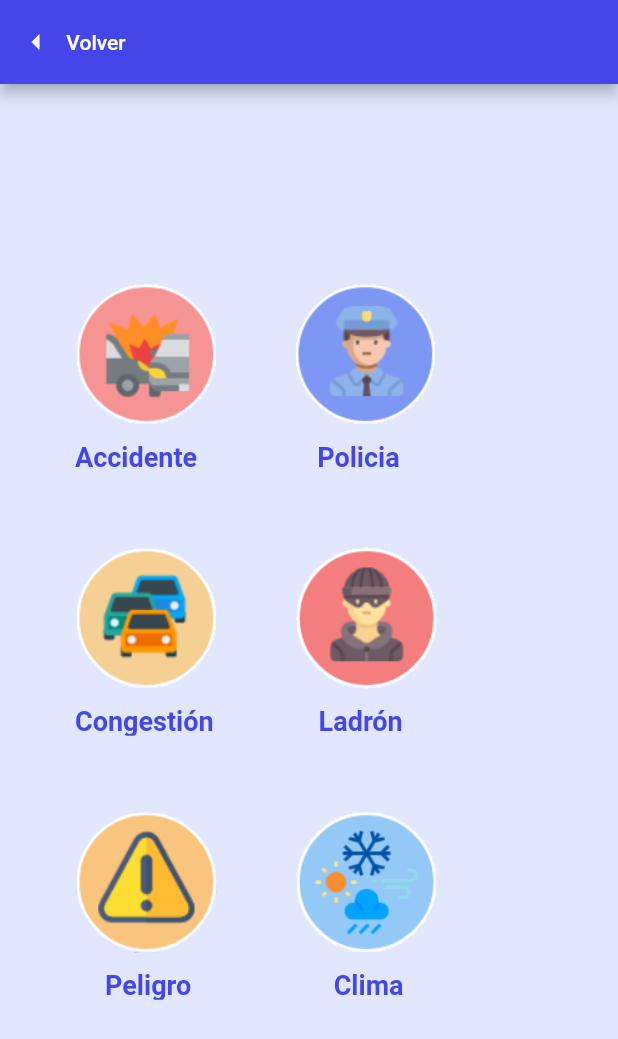
After one commit to TheareDelgado/PrototipoWaze, a Flutter app: the Alertas screen opened directly, on a phone screen of 412 x 824 dp. The commit adds this screen. Shown: the top 1039 px of the screen. Run offline on Flutter 3.47's test engine with Material 2 defaults, Android fonts, the phone set to English and light mode, and no system bars; our stand-ins replace google_maps_flutter; Roboto replaces fonts that are missing (Impact).

Commit message:
Revert "Revert "Merge branch 'main' of https://github.com/TheareDelgado/PrototipoWaze""
This reverts commit 254c6d61d63371b139b9c8035deb88b74d6cb9af.

```diff
--- /dev/null
+++ b/wazeprototipe/lib/alertas.dart
@@ -0,0 +1,208 @@
+import 'package:flutter/material.dart';
+import 'dart:async';
+import 'package:wazeprototipe/maps.dart';
+
+// ignore: use_key_in_widget_constructors
+class Alertas extends StatelessWidget {
+  static String id = 'alertas';
+
+  @override
+  Widget build(BuildContext context) {
+    return SafeArea(
+      child: Scaffold(
+        resizeToAvoidBottomInset: false,
+        backgroundColor: Color.fromRGBO(225, 231, 255, 1), //Color de Fondo
+        appBar: AppBar(
+          backgroundColor: Color.fromRGBO(68, 70, 233, 1),
+          automaticallyImplyLeading: false,
+          leadingWidth: 100,
+          leading: ElevatedButton.icon(
+            onPressed: () => Navigator.of(context).pop(),
+            icon: const Icon(Icons.arrow_left_sharp),
+            label: const Text('Volver'),
+            style: ElevatedButton.styleFrom(
+                elevation: 0, primary: Colors.transparent),
+          ),
+        ),
+
+        body: Center(
+          child: Column(mainAxisAlignment: MainAxisAlignment.center, children: [
+            SizedBox(
+              child: Row(
+                children: [
+                  SizedBox(
+                    width: 40.0,
+                  ),
+                  IconButton(
+                      icon: Image.asset('assets/images/accidente.png'),
+                      iconSize: 100,
+                      onPressed: () {}),
+                  SizedBox(
+                    width: 30.0,
+                  ),
+                  IconButton(
+                      icon: Image.asset('assets/images/policia.png'),
+                      iconSize: 100,
+                      onPressed: () {}),
+                  SizedBox(
+                    width: 50.0,
+                  ),
+                ],
+              ),
+            ),
+            SizedBox(
+              height: 20.0,
+              child: Row(
+                children: [
+                  SizedBox(
+                    width: 50.0,
+                  ),
+                  Text(
+                    'Accidente',
+                    style: TextStyle(
+                      color: Color.fromRGBO(68, 70, 233, 1),
+                      fontSize: 18,
+                      fontWeight: FontWeight.bold,
+                      fontFamily: 'Impact',
+                    ),
+                  ),
+                  SizedBox(
+                    width: 80.0,
+                  ),
+                  Text(
+                    'Policia',
+                    style: TextStyle(
+                      color: Color.fromRGBO(68, 70, 233, 1),
+                      fontSize: 18,
+                      fontWeight: FontWeight.bold,
+                      fontFamily: 'Impact',
+                    ),
+                  ),
+                ],
+              ),
+            ),
+            SizedBox(
+              height: 40.0,
+            ),
+            SizedBox(
+              //height: 15.0,
+              child: Row(
+                children: [
+                  SizedBox(
+                    width: 40.0,
+                  ),
+                  IconButton(
+                      icon: Image.asset('assets/images/congestion.png'),
+                      iconSize: 100,
+                      onPressed: () {}),
+                  SizedBox(
+                    width: 30.0,
+                  ),
+                  IconButton(
+                      icon: Image.asset('assets/images/ladron.png'),
+                      iconSize: 100,
+                      onPressed: () {}),
+                  SizedBox(
+                    width: 50.0,
+                  ),
+                ],
+              ),
+            ),
+            SizedBox(
+              height: 20.0,
+              child: Row(
+                children: [
+                  SizedBox(
+                    width: 50.0,
+                  ),
+                  Text(
+                    'Congestión',
+                    style: TextStyle(
+                      color: Color.fromRGBO(68, 70, 233, 1),
+                      fontSize: 18,
+                      fontWeight: FontWeight.bold,
+                      fontFamily: 'Impact',
+                    ),
+                  ),
+                  SizedBox(
+                    width: 70.0,
+                  ),
+                  Text(
+                    'Ladrón',
+                    style: TextStyle(
+                      color: Color.fromRGBO(68, 70, 233, 1),
+                      fontSize: 18,
+                      fontWeight: FontWeight.bold,
+                      fontFamily: 'Impact',
+                    ),
+                  ),
+                ],
+              ),
+            ),
+            SizedBox(
+              height: 40.0,
+            ),
+            SizedBox(
+              //height: 15.0,
+              child: Row(
+                children: [
+                  SizedBox(
+                    width: 40.0,
+                  ),
+                  IconButton(
+                      icon: Image.asset('assets/images/advertencia.png'),
+                      iconSize: 100,
+                      onPressed: () {}),
+                  SizedBox(
+                    width: 30.0,
+                  ),
+                  IconButton(
+                      icon: Image.asset('assets/images/clima.png'),
+                      iconSize: 100,
+                      onPressed: () {}),
+                  SizedBox(
+                    width: 50.0,
+                  ),
+                ],
+              ),
+            ),
+            SizedBox(
+              height: 20.0,
+              child: Row(
+                children: [
+                  SizedBox(
+                    width: 70.0,
+                  ),
+                  Text(
+                    'Peligro',
+                    style: TextStyle(
+                      color: Color.fromRGBO(68, 70, 233, 1),
+                      fontSize: 18,
+                      fontWeight: FontWeight.bold,
+                      fontFamily: 'Impact',
+                    ),
+                  ),
+                  SizedBox(
+                    width: 95.0,
+                  ),
+                  Text(
+                    'Clima',
+                    style: TextStyle(
+                      color: Color.fromRGBO(68, 70, 233, 1),
+                      fontSize: 18,
+                      fontWeight: FontWeight.bold,
+                      fontFamily: 'Impact',
+                    ),
+                  ),
+                ],
+              ),
+            ),
+            SizedBox(
+              height: 35.0,
+            ),
+          ]),
+        ),
+      ),
+    );
+  }
+}
```
Also changed, not shown: google_maps_in_flutter/analysis_options.yaml (added, +29 -0 lines), google_maps_in_flutter/lib/main.dart (added, +115 -0 lines), google_maps_in_flutter/pubspec.yaml (added, +94 -0 lines), wazeprototipe/lib/dashboard.dart (+4 -4 lines), wazeprototipe/lib/maps.dart (+39 -16 lines), wazeprototipe/pubspec.yaml (+12 -0 lines), google_maps_in_flutter/pubspec.lock (added), wazeprototipe/assets/images/Alertas.png (added), wazeprototipe/assets/images/accidente.png (added), wazeprototipe/assets/images/advertencia.png (added), wazeprototipe/assets/images/clima.png (added), wazeprototipe/assets/images/congestion.png (added), wazeprototipe/assets/images/ladron.png (added), wazeprototipe/assets/images/policia.png (added), 1 more files, 124 other files.
